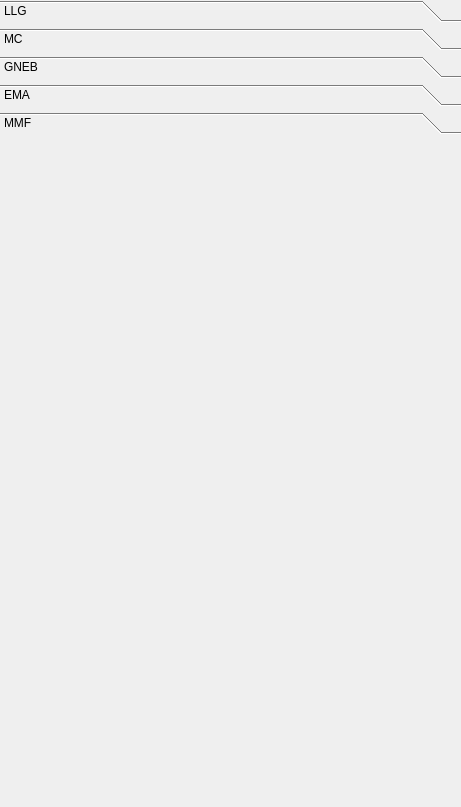
Old version of the form ui-cpp/ui/ParametersWidget.ui in the repository spirit-code/spirit.
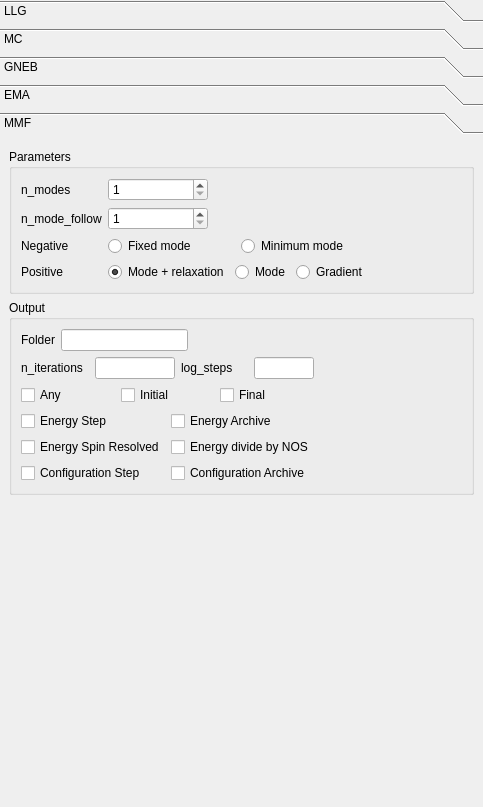
New version of the form. The open tabs and pages were chosen to show the change.

Commit message: UI-QT: added MMF to ParametersWidget.

Patch:
```diff
--- a/ui-cpp/ui/ParametersWidget.ui
+++ b/ui-cpp/ui/ParametersWidget.ui
@@ -6,7 +6,7 @@
    <rect>
     <x>0</x>
     <y>0</y>
-    <width>461</width>
+    <width>483</width>
     <height>807</height>
    </rect>
   </property>
@@ -39,7 +39,7 @@
        <rect>
         <x>0</x>
         <y>0</y>
-        <width>461</width>
+        <width>483</width>
         <height>807</height>
        </rect>
       </property>
@@ -1869,13 +1869,317 @@
            <rect>
             <x>0</x>
             <y>0</y>
-            <width>98</width>
-            <height>28</height>
+            <width>483</width>
+            <height>637</height>
            </rect>
           </property>
           <attribute name="label">
            <string>MMF</string>
           </attribute>
+          <layout class="QGridLayout" name="gridLayout_23">
+           <item row="6" column="0">
+            <spacer name="verticalSpacer_7">
+             <property name="orientation">
+              <enum>Qt::Vertical</enum>
+             </property>
+             <property name="sizeHint" stdset="0">
+              <size>
+               <width>20</width>
+               <height>40</height>
+              </size>
+             </property>
+            </spacer>
+           </item>
+           <item row="4" column="0">
+            <widget class="QGroupBox" name="groupBox_6">
+             <property name="title">
+              <string>Parameters</string>
+             </property>
+             <layout class="QGridLayout" name="gridLayout_26">
+              <item row="1" column="0">
+               <widget class="QLabel" name="label_17">
+                <property name="text">
+                 <string>n_mode_follow</string>
+                </property>
+               </widget>
+              </item>
+              <item row="4" column="1">
+               <layout class="QGridLayout" name="gridLayout_25">
+                <item row="0" column="0">
+                 <widget class="QRadioButton" name="radioButton_mmf_negative_fixed">
+                  <property name="text">
+                   <string>Fixed mode</string>
+                  </property>
+                  <property name="checked">
+                   <bool>true</bool>
+                  </property>
+                 </widget>
+                </item>
+                <item row="0" column="1">
+                 <widget class="QRadioButton" name="radioButton_mmf_negative_minimum">
+                  <property name="text">
+                   <string>Minimum mode</string>
+                  </property>
+                 </widget>
+                </item>
+               </layout>
+              </item>
+              <item row="1" column="1">
+               <widget class="QSpinBox" name="spinBox_mmf_n_mode_follow">
+                <property name="maximumSize">
+                 <size>
+                  <width>100</width>
+                  <height>16777215</height>
+                 </size>
+                </property>
+                <property name="minimum">
+                 <number>1</number>
+                </property>
+                <property name="maximum">
+                 <number>99999999</number>
+                </property>
+               </widget>
+              </item>
+              <item row="0" column="1">
+               <widget class="QSpinBox" name="spinBox_mmf_n_modes">
+                <property name="maximumSize">
+                 <size>
+                  <width>100</width>
+                  <height>16777215</height>
+                 </size>
+                </property>
+                <property name="minimum">
+                 <number>1</number>
+                </property>
+                <property name="maximum">
+                 <number>99999999</number>
+                </property>
+               </widget>
+              </item>
+              <item row="4" column="0">
+               <widget class="QLabel" name="label_19">
+                <property name="text">
+                 <string>Negative</string>
+                </property>
+               </widget>
+              </item>
+              <item row="5" column="1">
+               <layout class="QGridLayout" name="gridLayout_24">
+                <item row="0" column="2">
+                 <widget class="QRadioButton" name="radioButton_mmf_positive_gradient">
+                  <property name="text">
+                   <string>Gradient</string>
+                  </property>
+                 </widget>
+                </item>
+                <item row="0" column="1">
+                 <widget class="QRadioButton" name="radioButton_mmf_positive_mode">
+                  <property name="text">
+                   <string>Mode</string>
+                  </property>
+                 </widget>
+                </item>
+                <item row="0" column="0">
+                 <widget class="QRadioButton" name="radioButton_mmf_positive_mode_relax">
+                  <property name="text">
+                   <string>Mode + relaxation</string>
+                  </property>
+                  <property name="checked">
+                   <bool>true</bool>
+                  </property>
+                 </widget>
+                </item>
+               </layout>
+              </item>
+              <item row="5" column="0">
+               <widget class="QLabel" name="label_18">
+                <property name="text">
+                 <string>Positive</string>
+                </property>
+               </widget>
+              </item>
+              <item row="0" column="0">
+               <widget class="QLabel" name="label_16">
+                <property name="text">
+                 <string>n_modes</string>
+                </property>
+               </widget>
+              </item>
+              <item row="4" column="2">
+               <spacer name="horizontalSpacer_12">
+                <property name="orientation">
+                 <enum>Qt::Horizontal</enum>
+                </property>
+                <property name="sizeHint" stdset="0">
+                 <size>
+                  <width>40</width>
+                  <height>20</height>
+                 </size>
+                </property>
+               </spacer>
+              </item>
+             </layout>
+            </widget>
+           </item>
+           <item row="5" column="0">
+            <widget class="QGroupBox" name="groupBox_7">
+             <property name="title">
+              <string>Output</string>
+             </property>
+             <layout class="QGridLayout" name="gridLayout_27">
+              <item row="3" column="0">
+               <layout class="QGridLayout" name="gridLayout_31">
+                <item row="0" column="2">
+                 <widget class="QCheckBox" name="checkBox_mmf_output_final">
+                  <property name="text">
+                   <string>Final</string>
+                  </property>
+                 </widget>
+                </item>
+                <item row="0" column="1">
+                 <widget class="QCheckBox" name="checkBox_mmf_output_initial">
+                  <property name="text">
+                   <string>Initial</string>
+                  </property>
+                 </widget>
+                </item>
+                <item row="0" column="0">
+                 <widget class="QCheckBox" name="checkBox_mmf_output_any">
+                  <property name="text">
+                   <string>Any</string>
+                  </property>
+                 </widget>
+                </item>
+               </layout>
+              </item>
+              <item row="2" column="0">
+               <layout class="QGridLayout" name="gridLayout_28">
+                <item row="0" column="0">
+                 <widget class="QLabel" name="label_21">
+                  <property name="text">
+                   <string>n_iterations</string>
+                  </property>
+                 </widget>
+                </item>
+                <item row="0" column="2">
+                 <widget class="QLabel" name="label_22">
+                  <property name="text">
+                   <string>log_steps</string>
+                  </property>
+                 </widget>
+                </item>
+                <item row="0" column="3">
+                 <widget class="QLineEdit" name="lineEdit_mmf_output_log_steps">
+                  <property name="maximumSize">
+                   <size>
+                    <width>60</width>
+                    <height>16777215</height>
+                   </size>
+                  </property>
+                 </widget>
+                </item>
+                <item row="0" column="1">
+                 <widget class="QLineEdit" name="lineEdit_mmf_output_n_iterations">
+                  <property name="maximumSize">
+                   <size>
+                    <width>80</width>
+                    <height>16777215</height>
+                   </size>
+                  </property>
+                 </widget>
+                </item>
+               </layout>
+              </item>
+              <item row="0" column="0">
+               <layout class="QGridLayout" name="gridLayout_29">
+                <item row="0" column="1">
+                 <widget class="QLineEdit" name="lineEdit_mmf_output_folder"/>
+                </item>
+                <item row="0" column="0">
+                 <widget class="QLabel" name="label_20">
+                  <property name="text">
+                   <string>Folder</string>
+                  </property>
+                 </widget>
+                </item>
+                <item row="0" column="2">
+                 <spacer name="horizontalSpacer_15">
+                  <property name="orientation">
+                   <enum>Qt::Horizontal</enum>
+                  </property>
+                  <property name="sizeHint" stdset="0">
+                   <size>
+                    <width>40</width>
+                    <height>20</height>
+                   </size>
+                  </property>
+                 </spacer>
+                </item>
+               </layout>
+              </item>
+              <item row="0" column="1">
+               <spacer name="horizontalSpacer_13">
+                <property name="orientation">
+                 <enum>Qt::Horizontal</enum>
+                </property>
+                <property name="sizeHint" stdset="0">
+                 <size>
+                  <width>40</width>
+                  <height>20</height>
+                 </size>
+                </property>
+               </spacer>
+              </item>
+              <item row="4" column="0">
+               <layout class="QGridLayout" name="gridLayout_32">
+                <item row="2" column="1">
+                 <widget class="QCheckBox" name="checkBox_mmf_output_configuration_archive">
+                  <property name="text">
+                   <string>Configuration Archive</string>
+                  </property>
+                 </widget>
+                </item>
+                <item row="0" column="0">
+                 <widget class="QCheckBox" name="checkBox_mmf_output_energy_step">
+                  <property name="text">
+                   <string>Energy Step</string>
+                  </property>
+                 </widget>
+                </item>
+                <item row="2" column="0">
+                 <widget class="QCheckBox" name="checkBox_mmf_output_configuration_step">
+                  <property name="text">
+                   <string>Configuration Step</string>
+                  </property>
+                 </widget>
+                </item>
+                <item row="0" column="1">
+                 <widget class="QCheckBox" name="checkBox_mmf_output_energy_archive">
+                  <property name="text">
+                   <string>Energy Archive</string>
+                  </property>
+                 </widget>
+                </item>
+                <item row="1" column="0">
+                 <widget class="QCheckBox" name="checkBox_mmf_output_energy_spin_resolved">
+                  <property name="text">
+                   <string>Energy Spin Resolved</string>
+                  </property>
+                 </widget>
+                </item>
+                <item row="1" column="1">
+                 <widget class="QCheckBox" name="checkBox_mmf_output_energy_divide">
+                  <property name="text">
+                   <string>Energy divide by NOS</string>
+                  </property>
+                 </widget>
+                </item>
+               </layout>
+              </item>
+             </layout>
+            </widget>
+           </item>
+          </layout>
          </widget>
         </widget>
        </item>
```
Left out of the diff: 30 changed lines with no effect on the pictures. The commit also changes 2 other files.
